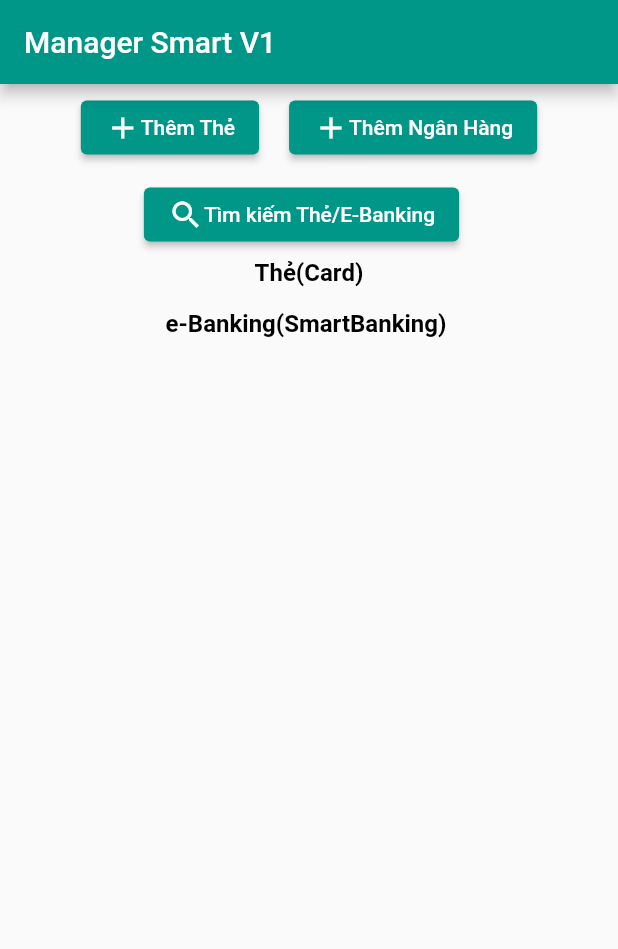
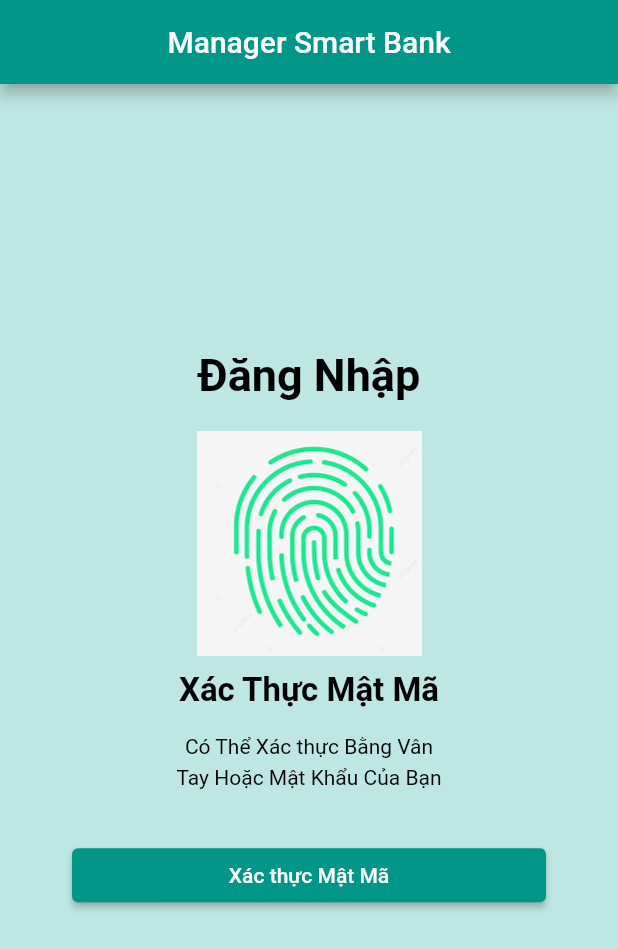
Before and after one commit to VietAnt/password_test, a Flutter app: the screen it shows after launch, on a phone screen of 412 x 824 dp. Shown: the top 949 px of the screen. Run offline on Flutter 3.47's test engine with Material 2 defaults, Android fonts, the phone set to English and light mode, and no system bars; our stand-ins replace local_auth, sqflite; accounts and stored records are empty.

Commit message:
pass_word

```diff
--- a/lib/main.dart
+++ b/lib/main.dart
@@ -1,10 +1,12 @@
+// ignore_for_file: use_build_context_synchronously
 import 'package:flutter/material.dart';
+import 'package:flutter/services.dart';
+import 'package:local_auth/local_auth.dart';
 import 'package:password_id/presentation/pages/contacts_page.dart';
 import 'package:password_id/presentation/pages/edit_page/edit_contact_page.dart';
 import 'package:password_id/presentation/pages/tab_page/tab_bar_add.dart';
 import 'package:password_id/presentation/pages/tab_page/tab_bar_search.dart';
 import 'package:password_id/presentation/pages/tab_page/tab_search_category.dart';
-
 import 'presentation/pages/add_category/add_category_page.dart';
 import 'presentation/pages/view_page/view_contact_page.dart';
 
@@ -32,7 +34,118 @@ class MyApp extends StatelessWidget {
         // '/searchPage': (context) => SearchPage(),
       },
       // home: GroupList(),
-      home: ContactsPage(),
+      home: MyHomePage(),
     );
   }
 }
+
+class MyHomePage extends StatelessWidget {
+  @override
+  Widget build(BuildContext context) {
+    LocalAuthentication auth = LocalAuthentication();
+
+    Future authenticate() async {
+      final bool isBiometricsAvailable = await auth.isDeviceSupported();
+
+      if (!isBiometricsAvailable) return false;
+
+      try {
+        return await auth.authenticate(
+          localizedReason: 'Quét Vân Tay Hoặc Mật Mã Để Vào Ứng Dụng',
+          options: const AuthenticationOptions(
+            useErrorDialogs: true,
+            stickyAuth: true,
+          ),
+        );
+      } on PlatformException {
+        return;
+      }
+    }
+
+    return Scaffold(
+      backgroundColor: const Color.fromARGB(255, 190, 230, 226),
+      appBar: AppBar(
+        title: const Text('Manager Smart Bank'),
+        centerTitle: true,
+      ),
+      body: Padding(
+        padding: const EdgeInsets.symmetric(horizontal: 24, vertical: 12),
+        child: Column(
+          mainAxisAlignment: MainAxisAlignment.center,
+          children: [
+            const Center(
+              child: Text(
+                "Đăng Nhập",
+                style: TextStyle(
+                  color: Colors.black,
+                  fontSize: 30,
+                  fontWeight: FontWeight.w600,
+                ),
+              ),
+            ),
+            Container(
+              margin: const EdgeInsets.symmetric(vertical: 20),
+              child: Column(
+                children: [
+                  Image.asset(
+                    'assets/images.png',
+                    width: 150,
+                  ),
+                  const SizedBox(
+                    height: 10,
+                  ),
+                  const Text(
+                    "Xác Thực Mật Mã",
+                    style: TextStyle(
+                        color: Colors.black,
+                        fontSize: 22,
+                        fontWeight: FontWeight.bold),
+                  ),
+                  Container(
+                    margin: EdgeInsets.symmetric(vertical: 12),
+                    width: 190,
+                    child: const Text(
+                      "Có Thể Xác thực Bằng Vân Tay Hoặc Mật Khẩu Của Bạn ",
+                      textAlign: TextAlign.center,
+                      style: TextStyle(
+                        color: Colors.black,
+                        height: 1.5,
+                      ),
+                    ),
+                  ),
+                  Container(
+                    margin: EdgeInsets.symmetric(vertical: 10),
+                    width: double.infinity,
+                    child: Padding(
+                      padding: const EdgeInsets.symmetric(
+                          vertical: 10, horizontal: 24),
+                      child: ElevatedButton(
+                        onPressed: () async {
+                          bool isAuthenticated = await authenticate();
+
+                          if (isAuthenticated) {
+                            Navigator.push(
+                              context,
+                              MaterialPageRoute(
+                                builder: (context) {
+                                  return ContactsPage();
+                                },
+                              ),
+                            );
+                          } else {
+                            Container();
+                          }
+                        },
+                        child: const Text('Xác thực Mật Mã'),
+                      ),
+                    ),
+                  )
+                ],
+              ),
+            ),
+          ],
+        ),
+      ),
+    );
+  }
+}
--- a/lib/presentation/pages/add_page/add__contact_page.dart
+++ b/lib/presentation/pages/add_page/add__contact_page.dart
@@ -8,6 +8,7 @@ import 'package:password_id/data/menu_opearations.dart';
 import 'package:password_id/models/category.dart';
 import 'package:password_id/models/contact.dart';
 import 'package:password_id/models/menu_bank.dart';
+import 'package:password_id/presentation/pages/contacts_page.dart';
 import 'package:password_id/presentation/widgets/categories_dropdown.dart';
 import 'package:password_id/presentation/widgets/menu_dropdown.dart';
 
@@ -340,7 +341,10 @@ class _AddContactPageState extends State<AddContactPage> {
                       category: _selectedCategory.name,
                     );
                     contactOperations.createContact(contact);
-                    Navigator.of(context).pushReplacementNamed('/homePage');
+                    // Navigator.of(context).pushReplacementNamed('/homePage');
+                    var route =
+                        MaterialPageRoute(builder: (context) => ContactsPage());
+                    Navigator.push(context, route);
                   },
                   child: Container(
                     color: Colors.teal,
```
Also changed, not shown: lib/presentation/pages/contacts_page.dart (+12 -1 lines), lib/presentation/pages/edit_page/edit_contact_page.dart (+11 -9 lines), lib/tests/main.dart (deleted, +0 -23 lines), lib/tests/password.dart (deleted, +0 -171 lines), lib/tests/helpers/biometric_helper.dart (deleted), lib/tests/views/home_view.dart (deleted), 2 other files.
